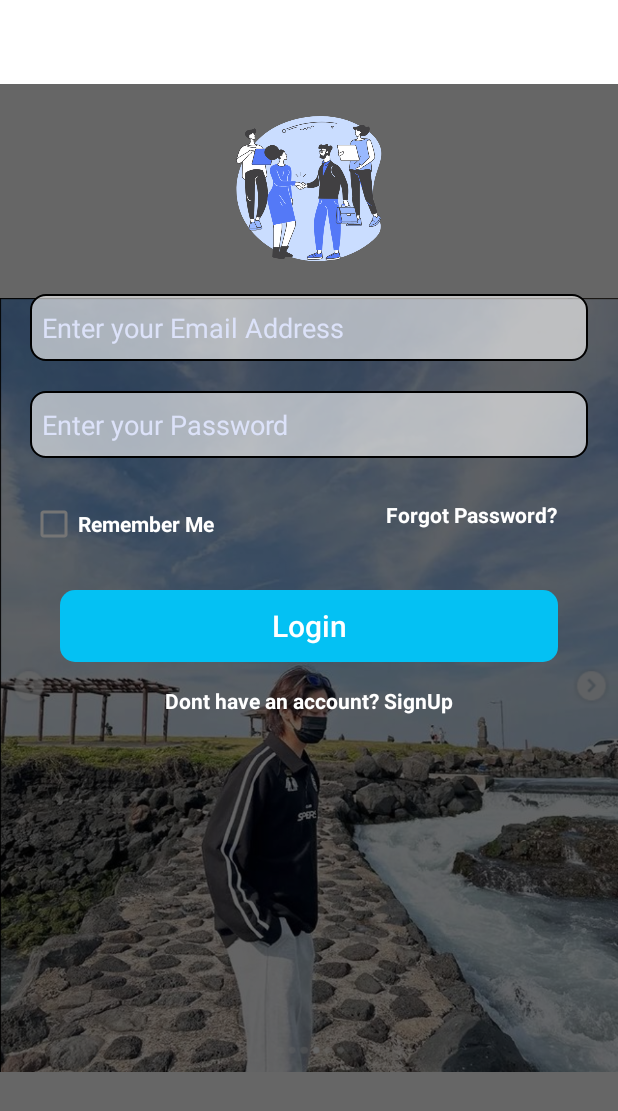
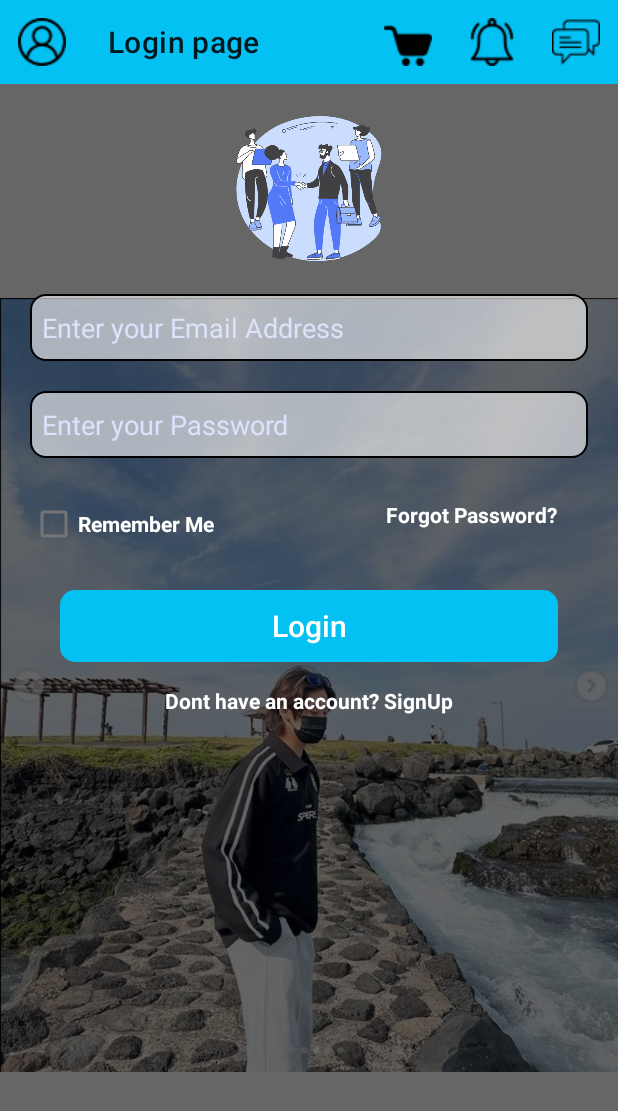
Before and after one commit to rachanadhungana/Mobile-Programming, an Android app: the screen it shows after launch (LoginActivity), on a phone screen of 412 x 824 dp. Shown: the top 1111 px of the screen. Run offline under Robolectric (Android 15) with nearby library versions, the phone set to English and light mode, and no system bars.

Commit message:
2082/08/02

```diff
--- a/app/src/main/java/com/example/rachanadhungana/LoginActivity.java
+++ b/app/src/main/java/com/example/rachanadhungana/LoginActivity.java
@@ -3,6 +3,8 @@ package com.example.rachanadhungana;
 import android.app.ComponentCaller;
 import android.content.Intent;
 import android.os.Bundle;
+import android.view.Menu;
+import android.view.MenuItem;
 import android.view.View;
 import android.widget.CheckBox;
 import android.widget.EditText;
@@ -19,6 +21,7 @@ import androidx.annotation.NonNull;
 import androidx.annotation.Nullable;
 import androidx.appcompat.app.AppCompatActivity;
 import androidx.appcompat.widget.AppCompatButton;
+import androidx.appcompat.widget.Toolbar;
 import androidx.core.graphics.Insets;
 import androidx.core.view.ViewCompat;
 import androidx.core.view.WindowInsetsCompat;
@@ -30,10 +33,13 @@ public class LoginActivity extends AppCompatActivity implements View.OnClickList
     private AppCompatButton btnLogin;
     private TextView txtForgotPassword, tvSignUp;
 
+    private Toolbar toolbar;
+
     @Override
     protected void onCreate(Bundle savedInstanceState) {
         super.onCreate(savedInstanceState);
         setContentView(R.layout.layout_login);
+        initToolbar();
         findViews();
 
     }
@@ -44,6 +50,7 @@ public class LoginActivity extends AppCompatActivity implements View.OnClickList
         btnLogin=findViewById(R.id.btnlogin);;
         txtForgotPassword=findViewById(R.id.forgotpassword);
         tvSignUp=findViewById(R.id.tvSignUp);
+        toolbar=findViewById(R.id.toolbar);
         tvSignUp.setOnClickListener(this);
         btnLogin.setOnClickListener(this);
 
@@ -69,6 +76,38 @@ public class LoginActivity extends AppCompatActivity implements View.OnClickList
 //                }
 //            }
 //        });
+    }
+    private void initToolbar(){
+        toolbar=findViewById(R.id.toolbar);
+        setSupportActionBar(toolbar);
+        getSupportActionBar().setDisplayHomeAsUpEnabled(true);
+        getSupportActionBar().setDisplayShowTitleEnabled(true);
+        getSupportActionBar().setHomeAsUpIndicator(R.drawable.user);
+        getSupportActionBar().setTitle("Login page");
+    }
+
+    @Override
+    public boolean onCreateOptionsMenu(Menu menu) {
+        getMenuInflater().inflate(R.menu.toolbar_menu,menu);
+        return super.onCreateOptionsMenu(menu);
+    }
+
+    @Override
+    public boolean onOptionsItemSelected(@NonNull MenuItem item) {
+        int id= item.getItemId();
+        if(id==android.R.id.home){
+            Toast.makeText(LoginActivity.this, "Profile Clicker", Toast.LENGTH_SHORT).show();
+        }
+        else if(id==R.id.cart){
+            Toast.makeText(LoginActivity.this, "Cart is clicked", Toast.LENGTH_SHORT).show();
+        }
+        else if(id==R.id.notification){
+            Toast.makeText(LoginActivity.this, "Notification is clicked", Toast.LENGTH_SHORT).show();
+        }
+        else if(id==android.R.id.message){
+            Toast.makeText(LoginActivity.this, "Message is clicked", Toast.LENGTH_SHORT).show();
+        }
+        return super.onOptionsItemSelected(item);
     }
 
     @Override
--- a/app/src/main/res/layout/layout_login.xml
+++ b/app/src/main/res/layout/layout_login.xml
@@ -10,7 +10,7 @@
         app:layout_constraintTop_toTopOf="parent"
         android:layout_width="match_parent"
         android:layout_height="wrap_content"
-        android:background="@color/white"/>
+        android:background="@color/colorBlue"/>
 
     <androidx.constraintlayout.widget.ConstraintLayout
         android:layout_width="match_parent"
@@ -48,10 +48,10 @@
         android:src="@drawable/web"
         app:layout_constraintEnd_toEndOf="@id/lyt_background"
         app:layout_constraintStart_toStartOf="@id/lyt_background"
-        app:layout_constraintTop_toTopOf="@+id/lyt_background"
-        app:layout_constraintTop_toBottomOf="@+id/toolbar"
+        app:layout_constraintTop_toTopOf="@+id/lyt_background"  />
+<!--        app:layout_constraintTop_toBottomOf="@+id/toolbar"-->
 
-        />
+
 
     <EditText
         android:id="@+id/idemail"
--- /dev/null
+++ b/app/src/main/res/menu/toolbar_menu.xml
@@ -0,0 +1,20 @@
+<?xml version="1.0" encoding="utf-8"?>
+<menu xmlns:android="http://schemas.android.com/apk/res/android"
+    xmlns:app="http://schemas.android.com/apk/res-auto">
+    <item
+        android:id="@+id/cart"
+        app:showAsAction="always"
+        android:title="Cart"
+        android:icon="@drawable/trolley"/>
+    <item
+        android:id="@+id/notification"
+        app:showAsAction="always"
+        android:title="Cart"
+        android:icon="@drawable/notification"/>
+    <item
+        android:id="@+id/message"
+        app:showAsAction="always"
+        android:title="Cart"
+        android:icon="@drawable/chat"/>
+
+</menu>
--- a/app/src/main/res/values-night/themes.xml
+++ b/app/src/main/res/values-night/themes.xml
@@ -12,5 +12,8 @@
         <!-- Status bar color. -->
         <item name="android:statusBarColor">?attr/colorPrimaryVariant</item>
         <!-- Customize your theme here. -->
-    </style>
+
+        <item name="windowNoTitle">true</item>
+        <item name="windowActionBar">false</item>
+        <item name="windowActionBarOverlay">@null</item>    </style>
 </resources>
```
Also changed, not shown: app/src/main/res/drawable/chat.png (added), app/src/main/res/drawable/notification.png (added), app/src/main/res/drawable/trolley.png (added), app/src/main/res/drawable/user.png (added).
